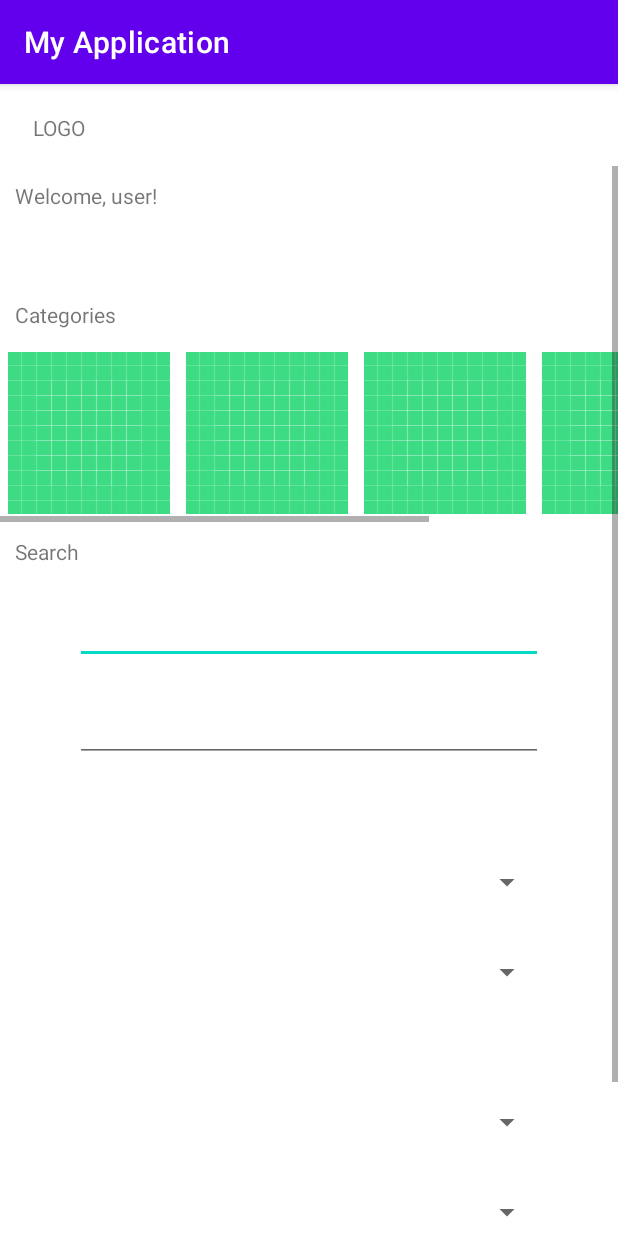
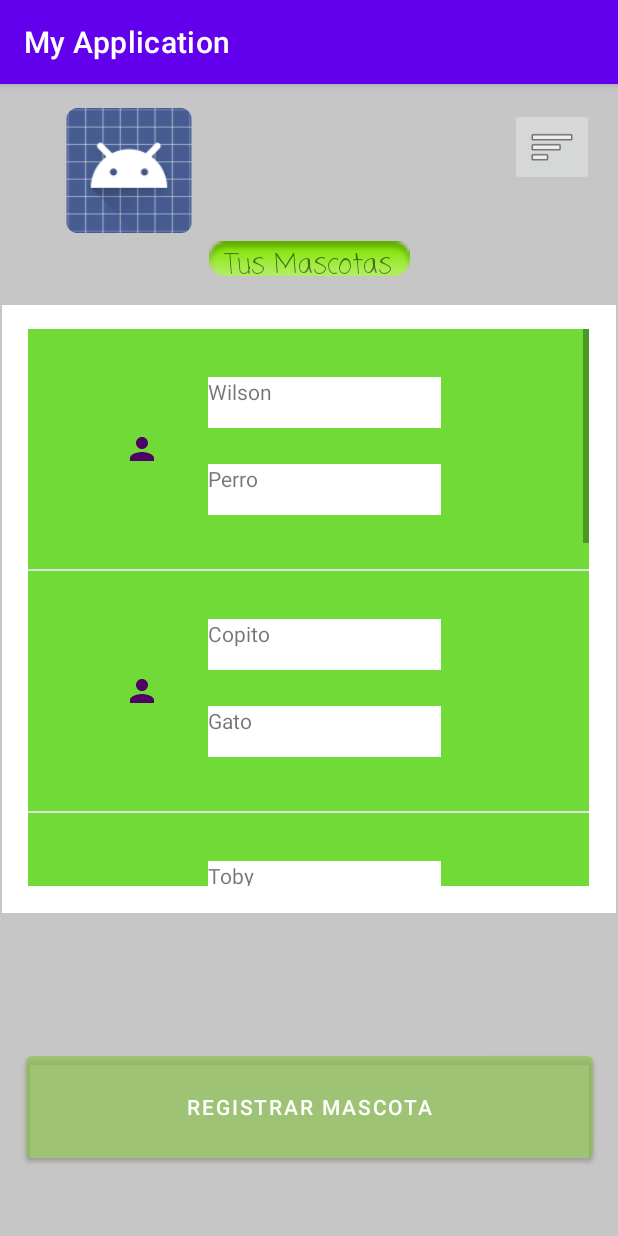
Before and after one commit to Amnicaiv/PetHouse, an Android app: the screen it shows after launch (DashboardActivity before the commit, MisMascotasActivity after it), after a tap on "LOGIN", on a phone screen of 412 x 824 dp. Run offline under Robolectric (Android 15) with nearby library versions, the phone set to English and light mode, and no system bars.

Commit message:
Se agrego la lista de mis mascotas sin poder ver informacion especifica de la mascota

```diff
--- a/First/app/build.gradle
+++ b/First/app/build.gradle
@@ -41,6 +41,7 @@ dependencies {
     implementation 'androidx.appcompat:appcompat:1.1.0'
     implementation 'com.google.android.material:material:1.1.0'
     implementation 'androidx.constraintlayout:constraintlayout:1.1.3'
+    implementation 'androidx.legacy:legacy-support-v4:1.0.0'
     testImplementation 'junit:junit:4.+'
     androidTestImplementation 'androidx.test.ext:junit:1.1.1'
     androidTestImplementation 'androidx.test.espresso:espresso-core:3.2.0'
--- a/First/app/src/main/AndroidManifest.xml
+++ b/First/app/src/main/AndroidManifest.xml
@@ -23,6 +23,7 @@
         <activity android:name=".SignUpActivity"></activity>
         <activity android:name=".DashboardActivity"></activity>
         <activity android:name=".SearchResultsActivity"></activity>
+        <activity android:name=".MisMascotasActivity"></activity>
 
 
     </application>
--- a/First/app/src/main/java/com/example/myapplication/MainActivity.kt
+++ b/First/app/src/main/java/com/example/myapplication/MainActivity.kt
@@ -23,7 +23,7 @@ class MainActivity : AppCompatActivity() {
 
         this.button3.setOnClickListener(){
             Toast.makeText(this, "Validar informacion de usuario.", Toast.LENGTH_SHORT).show()
-            val menuActivity = Intent(applicationContext, DashboardActivity::class.java)
+            val menuActivity = Intent(applicationContext, MisMascotasActivity::class.java)
             startActivity(menuActivity)
         }
 
--- /dev/null
+++ b/First/app/src/main/java/com/example/myapplication/MascotaAdapter.kt
@@ -0,0 +1,64 @@
+package com.example.myapplication
+
+import android.content.Context
+import android.view.LayoutInflater
+import android.view.View
+import android.view.ViewGroup
+import android.widget.BaseAdapter
+import android.widget.ImageView
+import android.widget.TextView
+
+class MascotaAdapter(private val context: Context,
+                     private val dataSource: ArrayList<MascotaItem>) : BaseAdapter() {
+
+    private val inflater: LayoutInflater
+    = context.getSystemService(Context.LAYOUT_INFLATER_SERVICE) as LayoutInflater
+
+
+
+    //1
+    override fun getCount(): Int {
+        return dataSource.size
+    }
+
+    //2
+    override fun getItem(position: Int): Any {
+        return dataSource[position]
+    }
+
+    //3
+    override fun getItemId(position: Int): Long {
+        return position.toLong()
+    }
+
+    //4
+    override fun getView(position: Int, convertView: View?, parent: ViewGroup): View {
+        // Get view for row item
+        val rowView = inflater.inflate(R.layout.list_item_pet, parent, false)
+
+        // Get title element
+        val titleTextView = rowView.findViewById(R.id.id_item_PetNombre) as TextView
+
+        // Get subtitle element
+        val subtitleTextView = rowView.findViewById(R.id.id_item_PetRaza) as TextView
+
+
+        // Get thumbnail element
+        val thumbnailImageView = rowView.findViewById(R.id.id_item_PetImg) as ImageView
+
+        // 1
+        val pet = getItem(position) as MascotaItem
+
+
+        titleTextView.text = pet.nombre
+        subtitleTextView.text = pet.raza
+
+        thumbnailImageView.setImageResource(R.drawable.ic_baseline_person_24)
+
+     /*   Picasso.with(context).load(recipe.imageUrl).placeholder(R.mipmap.ic_launcher).into(thumbnailImageView)*/
+
+
+
+        return rowView
+    }
+}
--- /dev/null
+++ b/First/app/src/main/java/com/example/myapplication/MascotaItem.kt
@@ -0,0 +1,4 @@
+package com.example.myapplication
+
+class MascotaItem (var nombre:String, var raza:String, var foto:Int){
+}
--- /dev/null
+++ b/First/app/src/main/java/com/example/myapplication/MisMascotasActivity.kt
@@ -0,0 +1,48 @@
+package com.example.myapplication
+
+import android.content.Intent
+import android.os.Bundle
+import android.os.PersistableBundle
+import android.widget.ArrayAdapter
+import android.widget.Toast
+import androidx.appcompat.app.AppCompatActivity
+import kotlinx.android.synthetic.main.layout_pet.*
+
+class MisMascotasActivity : AppCompatActivity(){
+    override fun onCreate(savedInstanceState: Bundle?) {
+        super.onCreate(savedInstanceState)
+        setContentView(R.layout.layout_pet)
+
+       /* val arrayAdapter:ArrayAdapter<*>
+        val mascotas = mutableListOf("Wilson","Copito","Toby")
+        val MascotaLV = this.MascotaLV
+
+        arrayAdapter = ArrayAdapter(this,android.R.layout.simple_list_item_1,mascotas)
+
+        MascotaLV.adapter=arrayAdapter
+
+        MascotaLV.setOnItemClickListener(){ parent,view,position,id->
+            Toast.makeText(this, parent.getItemAtPosition(position).toString(), Toast.LENGTH_LONG).show()
+        }*/
+
+        val mascotaItem1= MascotaItem(nombre = "Wilson", raza = "Perro", foto =  1)
+        val mascotaItem2= MascotaItem(nombre = "Copito", raza = "Gato", foto =  1)
+        val mascotaItem3= MascotaItem(nombre = "Toby", raza = "Perro", foto =  1)
+        val mascotaItem4= MascotaItem(nombre = "Zeus", raza = "Perro", foto =  1)
+        val mascotaItem5= MascotaItem(nombre = "Soso", raza = "Perrico", foto =  1)
+        val mascotaItem6= MascotaItem(nombre = "Talegas", raza = "Hamster", foto =  1)
+
+        val listaMascotas = mutableListOf(mascotaItem1, mascotaItem2, mascotaItem3,mascotaItem4, mascotaItem5, mascotaItem6)
+
+        val listView = this.MascotaLV
+
+        listView.setOnItemClickListener(){parent,view,position,id->
+            Toast.makeText(this, parent.getItemAtPosition(position).toString(), Toast.LENGTH_LONG).show()
+            val mascotaInfo = Intent(applicationContext, MisMascotasActivity::class.java)
+            startActivity(mascotaInfo)
+        }
+
+        val adapter = MascotaAdapter(this, listaMascotas as ArrayList<MascotaItem>)
+        listView.adapter = adapter
+    }
+}
--- /dev/null
+++ b/First/app/src/main/res/layout/list_item_pet.xml
@@ -0,0 +1,48 @@
+<?xml version="1.0" encoding="utf-8"?>
+<androidx.constraintlayout.widget.ConstraintLayout xmlns:android="http://schemas.android.com/apk/res/android"
+    xmlns:app="http://schemas.android.com/apk/res-auto"
+    xmlns:tools="http://schemas.android.com/tools"
+    android:layout_width="match_parent"
+    android:layout_height="wrap_content"
+    android:background="#70DA36">
+
+    <ImageView
+        android:id="@+id/id_item_PetImg"
+        android:layout_width="wrap_content"
+        android:layout_height="wrap_content"
+        android:layout_marginStart="64dp"
+        android:layout_marginLeft="64dp"
+        android:layout_marginTop="16dp"
+        android:layout_marginBottom="16dp"
+        app:layout_constraintBottom_toBottomOf="parent"
+        app:layout_constraintStart_toStartOf="parent"
+        app:layout_constraintTop_toTopOf="parent"
+        tools:srcCompat="@tools:sample/avatars" />
+
+    <TextView
+        android:id="@+id/id_item_PetNombre"
+        android:layout_width="155dp"
+        android:layout_height="34dp"
+        android:layout_marginStart="32dp"
+        android:layout_marginLeft="32dp"
+        android:layout_marginTop="32dp"
+        android:background="#FFFFFF"
+        android:text="Nombre"
+        app:layout_constraintStart_toEndOf="@+id/id_item_PetImg"
+        app:layout_constraintTop_toTopOf="parent" />
+
+    <TextView
+        android:id="@+id/id_item_PetRaza"
+        android:layout_width="155dp"
+        android:layout_height="34dp"
+        android:layout_marginStart="32dp"
+        android:layout_marginLeft="32dp"
+        android:layout_marginTop="24dp"
+        android:layout_marginBottom="36dp"
+        android:background="#FFFFFF"
+        android:text="Raza"
+        app:layout_constraintBottom_toBottomOf="parent"
+        app:layout_constraintStart_toEndOf="@+id/id_item_PetImg"
+        app:layout_constraintTop_toBottomOf="@+id/id_item_PetNombre" />
+
+</androidx.constraintlayout.widget.ConstraintLayout>
```
Also changed, not shown: First/app/src/main/res/layout/layout_pet.xml (+7 -142 lines).
